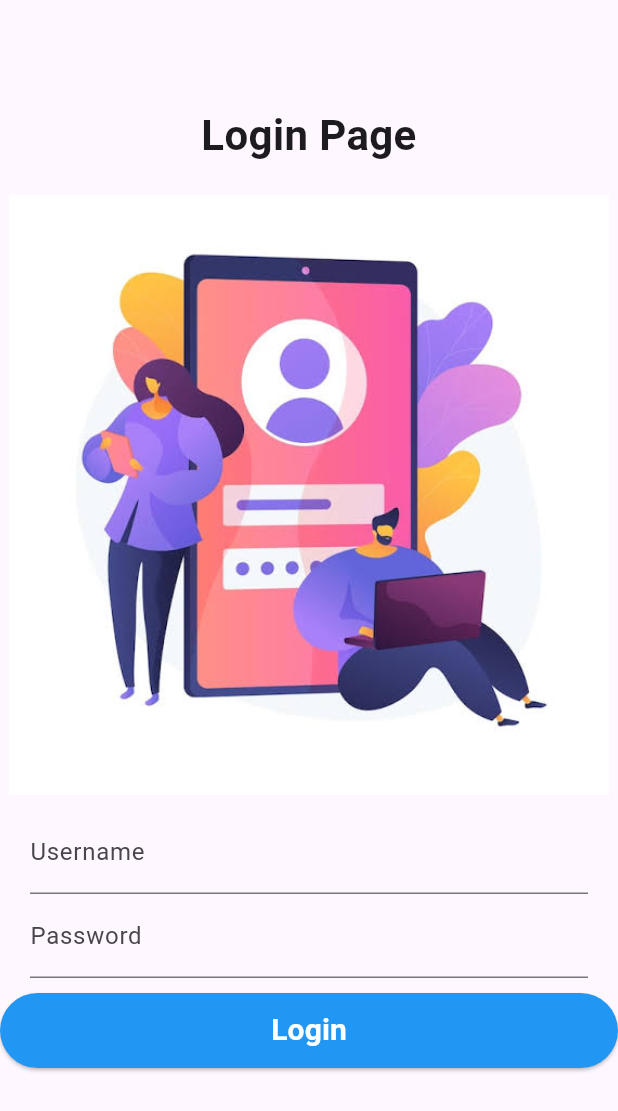
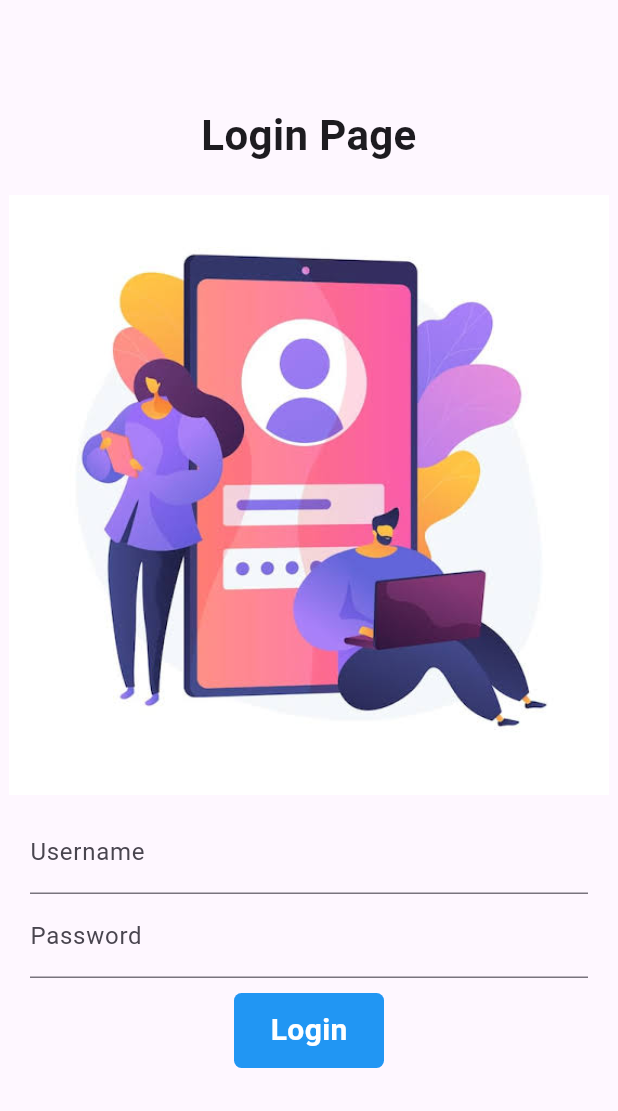
Before and after one commit to Ibrah-N/anti_theft_app, a Flutter app: the screen it shows after launch, on a phone screen of 412 x 824 dp. Shown: the top 1111 px of the screen. Run offline on Flutter 3.47's test engine with Material 3 defaults, Android fonts, the phone set to English and light mode, and no system bars.

Commit message:
login page added, Temp

```diff
--- a/lib/login_page.dart
+++ b/lib/login_page.dart
@@ -4,8 +4,21 @@ import 'routes.dart';
 
 
 
-class LoginPage extends StatelessWidget {
+class LoginPage extends StatefulWidget {
   const LoginPage({super.key});
+
+  @override
+  State<LoginPage> createState() => _LoginPageState();
+}
+
+
+class _LoginPageState extends State<LoginPage> {
+
+  // variables
+  double boarderRadius = 5.0;
+  double boxWidth = 100;
+  double boxHeight = 50;
+  bool isLoginPressed = false;
 
   @override
   Widget build(BuildContext context) {
@@ -56,22 +69,61 @@ class LoginPage extends StatelessWidget {
             ],)
           ),
 
-          ElevatedButton(
-          onPressed: () {
+
+        // #### Container Button to navigate to Home Page ####
+        InkWell(
+            onTap: () async {
+
+            setState(() {
+              boarderRadius = 50.0;
+              boxWidth = 70;
+              boxHeight = 50;
+              isLoginPressed = true;
+            });
+
+            await Future.delayed(const Duration(seconds: 1));
+
+
             Navigator.pushNamed(
               context,
               MyRoutes.home
             );
           },
-          style: ElevatedButton.styleFrom(
-            minimumSize: const Size(double.infinity, 50.0),
-            backgroundColor: Colors.blue,
+
+          child: AnimatedContainer(
+            duration: const Duration(seconds: 1),
+            width: boxWidth,
+            height: boxHeight,
+            alignment: Alignment.center,
+            decoration: BoxDecoration(
+            color: isLoginPressed ? Colors.green : Colors.blue,
+            borderRadius: BorderRadius.circular(boarderRadius),
           ),
-          child: const Text(
+
+          child: Text(
             "Login",
+
             style: TextStyle(fontSize: 20, fontWeight: FontWeight.bold, color: Colors.white),
-          ),
-        )
+          )))
+
+
+        // #### Elevated Button to navigate to Home Page ####
+        //   ElevatedButton(
+        //   onPressed: () {
+        //     Navigator.pushNamed(
+        //       context,
+        //       MyRoutes.home
+        //     );
+        //   },
+        //   style: ElevatedButton.styleFrom(
+        //     minimumSize: const Size(double.infinity, 50.0),
+        //     backgroundColor: Colors.blue,
+        //   ),
+        //   child: const Text(
+        //     "Login",
+        //     style: TextStyle(fontSize: 20, fontWeight: FontWeight.bold, color: Colors.white),
+        //   ),
+        // )
 
 
 
```
Also changed, not shown: lib/home_page.dart (+26 -7 lines).
